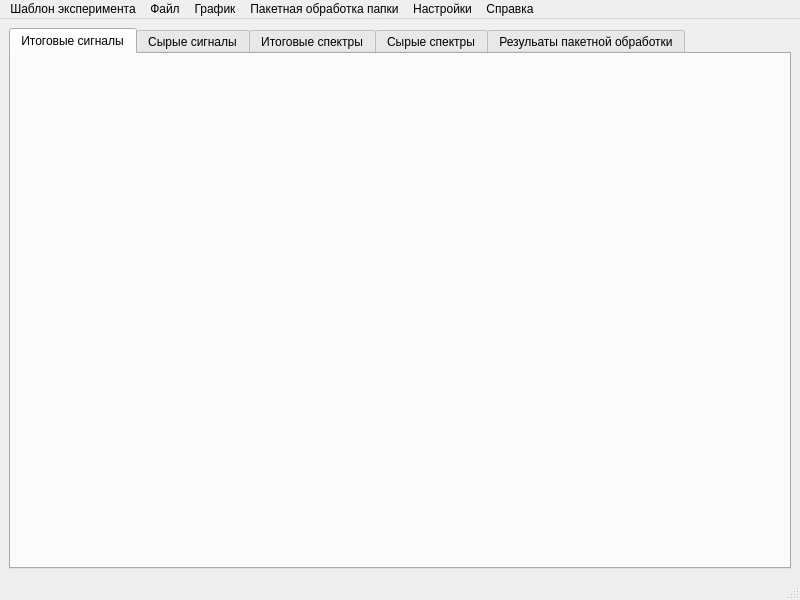
Before: the Qt Designer form ui/mainwindow.ui in Asmedyanov/SignalViewer_GunTeam, drawn with Qt 5.
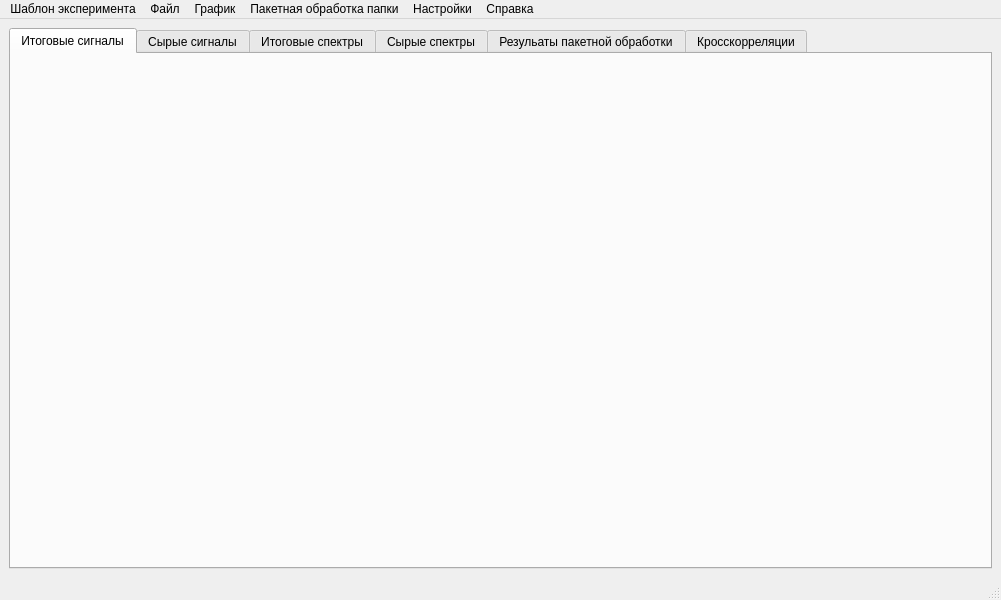
After: the same form once the commit is applied.

Commit message: Добавил набор инструментов для работы с отдельными графиками

Patch:
```diff
--- a/ui/mainwindow.ui
+++ b/ui/mainwindow.ui
@@ -6,7 +6,7 @@
    <rect>
     <x>0</x>
     <y>0</y>
-    <width>800</width>
+    <width>1001</width>
     <height>600</height>
    </rect>
   </property>
@@ -66,11 +66,12 @@
          <attribute name="title">
           <string>Резульаты пакетной обработки</string>
          </attribute>
-         <layout class="QVBoxLayout" name="verticalLayout_8">
-          <item>
-           <layout class="QVBoxLayout" name="verticalLayout_7"/>
-          </item>
-         </layout>
+         <layout class="QVBoxLayout" name="verticalLayout_8"/>
+        </widget>
+        <widget class="QWidget" name="tab_6">
+         <attribute name="title">
+          <string>Кросскорреляции</string>
+         </attribute>
         </widget>
        </widget>
       </item>
@@ -83,7 +84,7 @@
     <rect>
      <x>0</x>
      <y>0</y>
-     <width>800</width>
+     <width>1001</width>
      <height>26</height>
     </rect>
    </property>
```
Left out of the diff: 24 changed lines with no effect on the pictures. The commit also changes 2 other files.
